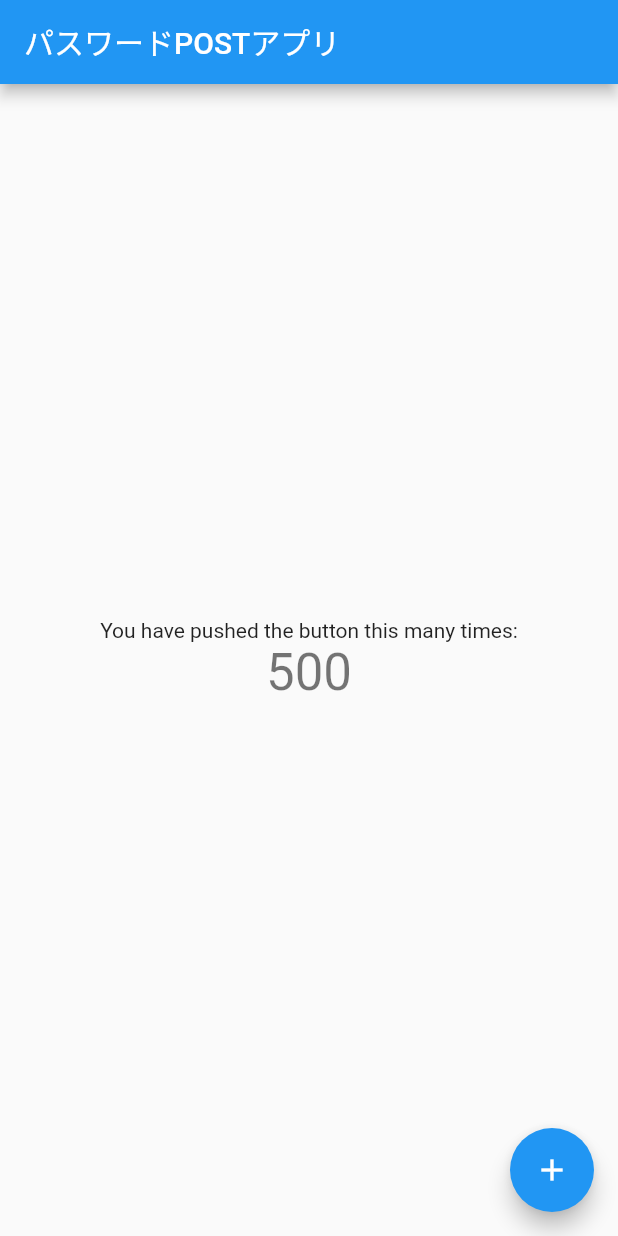
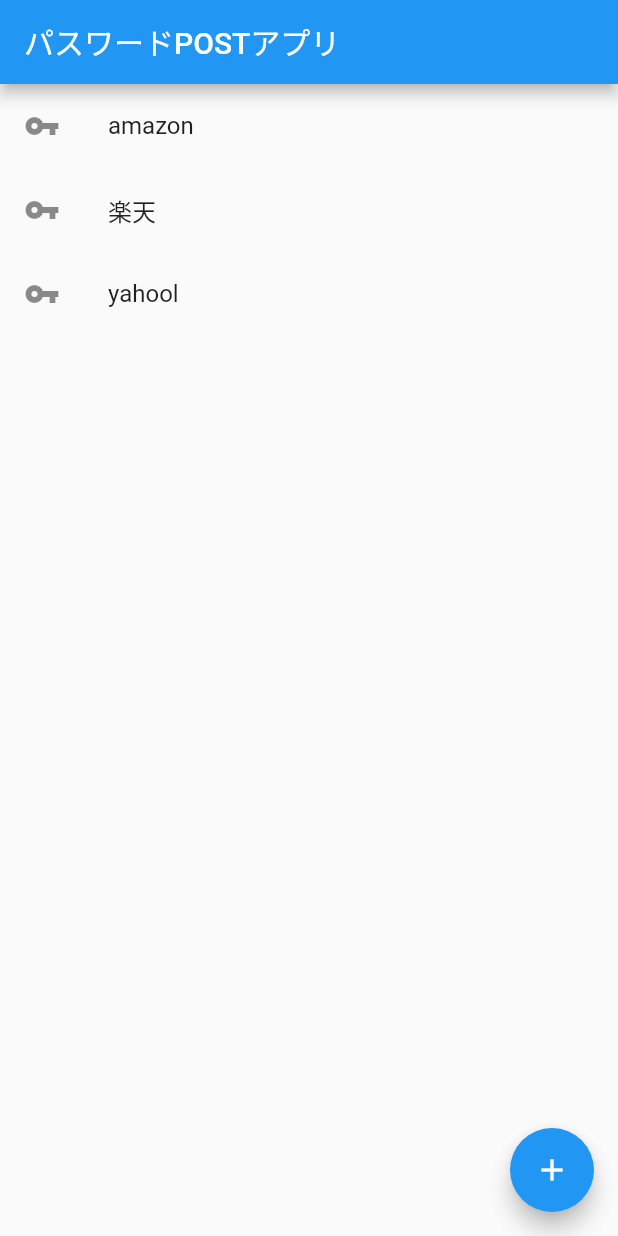
Before and after one commit to akira393/flutter-sample-app, a Flutter app: the screen it shows after launch, on a phone screen of 412 x 824 dp. Run offline on Flutter 3.47's test engine with Material 2 defaults, Android fonts, the phone set to English and light mode, and no system bars.

Commit message:
feat: 🎸 リストを表示

```diff
--- a/lib/main.dart
+++ b/lib/main.dart
@@ -42,19 +42,21 @@ class _MyHomePageState extends State<MyHomePage> {
       appBar: AppBar(
         title: Text(widget.title),
       ),
-      body: Center(
-        child: Column(
-          mainAxisAlignment: MainAxisAlignment.center,
-          children: <Widget>[
-            Text(
-              'You have pushed the button this many times:',
-            ),
-            Text(
-              '$_counter',
-              style: Theme.of(context).textTheme.headline4,
-            ),
-          ],
-        ),
+      body: ListView(
+        children: [
+          ListTile(
+            leading: Icon(Icons.vpn_key),
+            title: Text("amazon"),
+          ),
+          ListTile(
+            leading: Icon(Icons.vpn_key),
+            title: Text("楽天"),
+          ),
+          ListTile(
+            leading: Icon(Icons.vpn_key),
+            title: Text("yahool"),
+          )
+        ],
       ),
       floatingActionButton: FloatingActionButton(
         onPressed: _incrementCounter,
@@ -65,7 +67,6 @@ class _MyHomePageState extends State<MyHomePage> {
   }
 }
 
-//todo リストを表示
 //todo リスト間に区切りを表示
 //todo リスト表示を動的に
 //todo フロートアクションボタンをタップ時に、リストを一つ追加表示
```
